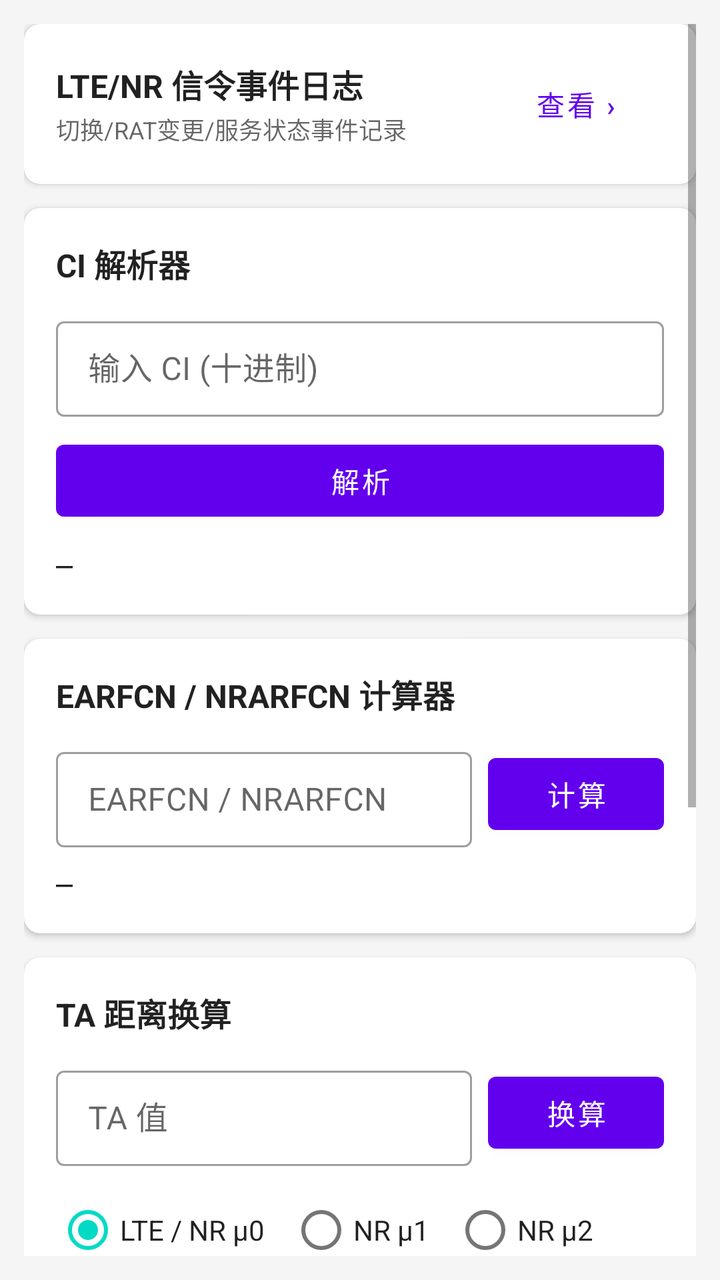
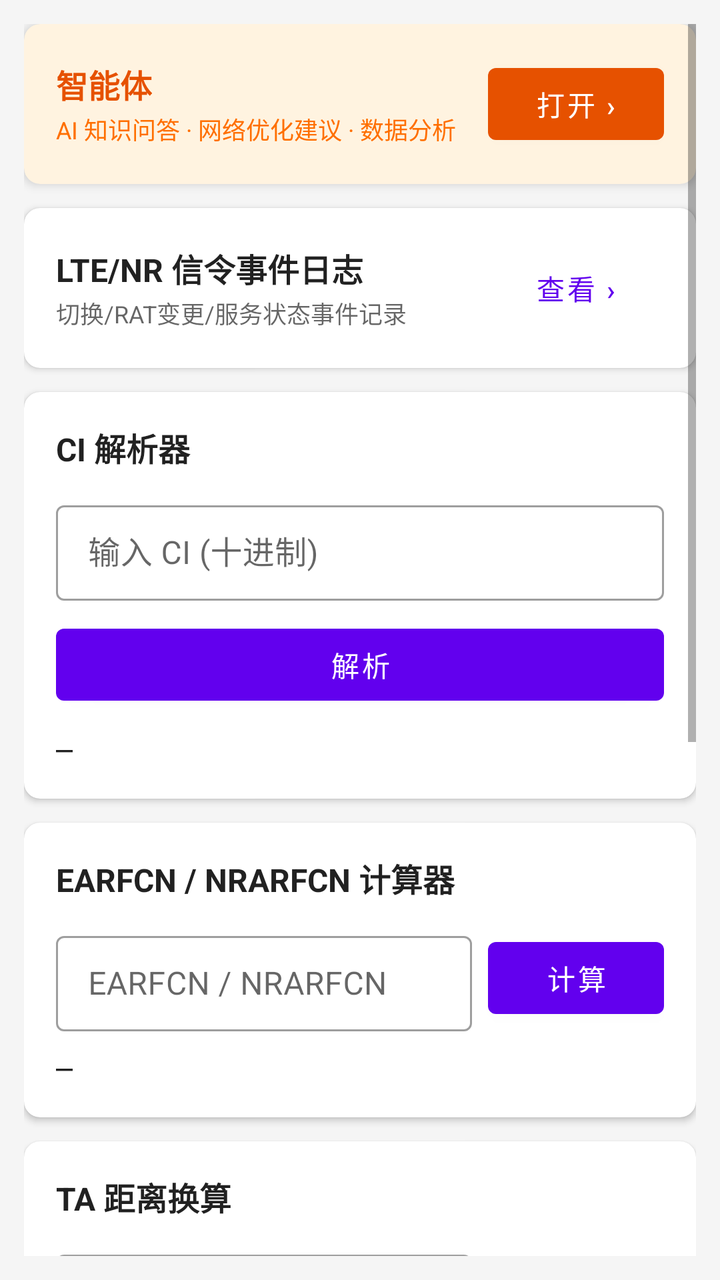

Before-and-after screenshots of an Android layout around one commit, followed by the original layout XML and the change that was made.
<!-- AndroidManifest.xml: application theme Theme.CellSentinelApp -->
<!-- res/layout/fragment_tools.xml -->
<?xml version="1.0" encoding="utf-8"?>
<ScrollView xmlns:android="http://schemas.android.com/apk/res/android"
    xmlns:app="http://schemas.android.com/apk/res-auto"
    android:layout_width="match_parent"
    android:layout_height="match_parent"
    android:background="@color/background"
    android:padding="12dp">

    <LinearLayout
        android:layout_width="match_parent"
        android:layout_height="wrap_content"
        android:orientation="vertical">

        
        <com.google.android.material.card.MaterialCardView
            android:layout_width="match_parent"
            android:layout_height="wrap_content"
            android:layout_marginBottom="12dp"
            app:cardElevation="2dp"
            app:cardCornerRadius="8dp">
            <LinearLayout
                android:layout_width="match_parent"
                android:layout_height="wrap_content"
                android:orientation="horizontal"
                android:padding="16dp"
                android:gravity="center_vertical">
                <LinearLayout
                    android:layout_width="0dp"
                    android:layout_height="wrap_content"
                    android:layout_weight="1"
                    android:orientation="vertical">
                    <TextView
                        android:layout_width="wrap_content"
                        android:layout_height="wrap_content"
                        android:text="LTE/NR 信令事件日志"
                        android:textSize="16sp"
                        android:textStyle="bold"
                        android:textColor="@color/text_primary" />
                    <TextView
                        android:layout_width="wrap_content"
                        android:layout_height="wrap_content"
                        android:text="切换/RAT变更/服务状态事件记录"
                        android:textSize="12sp"
                        android:textColor="#99000000"
                        android:layout_marginTop="2dp" />
                </LinearLayout>
                <com.google.android.material.button.MaterialButton
                    android:id="@+id/btn_open_signaling_log"
                    style="@style/Widget.MaterialComponents.Button.TextButton"
                    android:layout_width="wrap_content"
                    android:layout_height="wrap_content"
                    android:text="查看 ›"
                    android:textAllCaps="false" />
            </LinearLayout>
        </com.google.android.material.card.MaterialCardView>

        
        <com.google.android.material.card.MaterialCardView
            android:layout_width="match_parent"
            android:layout_height="wrap_content"
            android:layout_marginBottom="12dp"
            app:cardElevation="2dp"
            app:cardCornerRadius="8dp">
            <LinearLayout
                android:layout_width="match_parent"
                android:layout_height="wrap_content"
                android:orientation="vertical"
                android:padding="16dp">
                <TextView
                    android:layout_width="match_parent"
                    android:layout_height="wrap_content"
                    android:text="CI 解析器"
                    android:textSize="16sp"
                    android:textStyle="bold"
                    android:textColor="@color/text_primary"
                    android:layout_marginBottom="12dp" />
                <com.google.android.material.textfield.TextInputLayout
                    android:layout_width="match_parent"
                    android:layout_height="wrap_content"
                    android:hint="输入 CI (十进制)"
                    style="@style/Widget.MaterialComponents.TextInputLayout.OutlinedBox.Dense"
                    android:layout_marginBottom="8dp">
                    <com.google.android.material.textfield.TextInputEditText
                        android:id="@+id/et_ci_input"
                        android:layout_width="match_parent"
                        android:layout_height="wrap_content"
                        android:inputType="number"
                        android:imeOptions="actionDone" />
                </com.google.android.material.textfield.TextInputLayout>
                <com.google.android.material.button.MaterialButton
                    android:id="@+id/btn_ci_parse"
                    android:layout_width="match_parent"
                    android:layout_height="wrap_content"
                    android:text="解析"
                    android:layout_marginBottom="8dp" />
                <TextView
                    android:id="@+id/tv_ci_result"
                    android:layout_width="match_parent"
                    android:layout_height="wrap_content"
                    android:textSize="14sp"
                    android:textColor="@color/text_primary"
                    android:fontFamily="monospace"
                    android:text="—"
                    android:lineSpacingMultiplier="1.4" />
            </LinearLayout>
        </com.google.android.material.card.MaterialCardView>

        
        <com.google.android.material.card.MaterialCardView
            android:layout_width="match_parent"
            android:layout_height="wrap_content"
            android:layout_marginBottom="12dp"
            app:cardElevation="2dp"
            app:cardCornerRadius="8dp">
            <LinearLayout
                android:layout_width="match_parent"
                android:layout_height="wrap_content"
                android:orientation="vertical"
                android:padding="16dp">
                <TextView
                    android:layout_width="match_parent"
                    android:layout_height="wrap_content"
                    android:text="EARFCN / NRARFCN 计算器"
                    android:textSize="16sp"
                    android:textStyle="bold"
                    android:textColor="@color/text_primary"
                    android:layout_marginBottom="12dp" />
                <LinearLayout
                    android:layout_width="match_parent"
                    android:layout_height="wrap_content"
                    android:orientation="horizontal"
                    android:layout_marginBottom="8dp">
                    <com.google.android.material.textfield.TextInputLayout
                        android:layout_width="0dp"
                        android:layout_height="wrap_content"
                        android:layout_weight="1"
                        android:hint="EARFCN / NRARFCN"
                        style="@style/Widget.MaterialComponents.TextInputLayout.OutlinedBox.Dense"
                        android:layout_marginEnd="8dp">
                        <com.google.android.material.textfield.TextInputEditText
                            android:id="@+id/et_earfcn_input"
                            android:layout_width="match_parent"
                            android:layout_height="wrap_content"
                            android:inputType="number"
                            android:imeOptions="actionDone" />
                    </com.google.android.material.textfield.TextInputLayout>
                    <com.google.android.material.button.MaterialButton
                        android:id="@+id/btn_earfcn_calc"
                        android:layout_width="wrap_content"
                        android:layout_height="wrap_content"
                        android:layout_gravity="center_vertical"
                        android:text="计算" />
                </LinearLayout>
                <TextView
                    android:id="@+id/tv_earfcn_result"
                    android:layout_width="match_parent"
                    android:layout_height="wrap_content"
                    android:textSize="14sp"
                    android:textColor="@color/text_primary"
                    android:fontFamily="monospace"
                    android:text="—"
                    android:lineSpacingMultiplier="1.4" />
            </LinearLayout>
        </com.google.android.material.card.MaterialCardView>

        
        <com.google.android.material.card.MaterialCardView
            android:layout_width="match_parent"
            android:layout_height="wrap_content"
            android:layout_marginBottom="12dp"
            app:cardElevation="2dp"
            app:cardCornerRadius="8dp">
            <LinearLayout
                android:layout_width="match_parent"
                android:layout_height="wrap_content"
                android:orientation="vertical"
                android:padding="16dp">
                <TextView
                    android:layout_width="match_parent"
                    android:layout_height="wrap_content"
                    android:text="TA 距离换算"
                    android:textSize="16sp"
                    android:textStyle="bold"
                    android:textColor="@color/text_primary"
                    android:layout_marginBottom="12dp" />
                <LinearLayout
                    android:layout_width="match_parent"
                    android:layout_height="wrap_content"
                    android:orientation="horizontal"
                    android:layout_marginBottom="8dp">
                    <com.google.android.material.textfield.TextInputLayout
                        android:layout_width="0dp"
                        android:layout_height="wrap_content"
                        android:layout_weight="1"
                        android:hint="TA 值"
                        style="@style/Widget.MaterialComponents.TextInputLayout.OutlinedBox.Dense"
                        android:layout_marginEnd="8dp">
                        <com.google.android.material.textfield.TextInputEditText
                            android:id="@+id/et_ta_value"
                            android:layout_width="match_parent"
                            android:layout_height="wrap_content"
                            android:inputType="number"
                            android:imeOptions="actionDone" />
                    </com.google.android.material.textfield.TextInputLayout>
                    <com.google.android.material.button.MaterialButton
                        android:id="@+id/btn_ta_calc"
                        android:layout_width="wrap_content"
                        android:layout_height="wrap_content"
                        android:layout_gravity="center_vertical"
                        android:text="换算" />
                </LinearLayout>
                <RadioGroup
                    android:id="@+id/rg_ta_type"
                    android:layout_width="match_parent"
                    android:layout_height="wrap_content"
                    android:orientation="horizontal"
                    android:layout_marginBottom="8dp">
                    <RadioButton
                        android:id="@+id/rb_ta_lte"
                        android:layout_width="wrap_content"
                        android:layout_height="wrap_content"
                        android:text="LTE / NR μ0"
                        android:checked="true"
                        android:textColor="@color/text_primary" />
                    <RadioButton
                        android:id="@+id/rb_ta_nr1"
                        android:layout_width="wrap_content"
                        android:layout_height="wrap_content"
                        android:text="NR μ1"
                        android:layout_marginStart="12dp"
                        android:textColor="@color/text_primary" />
                    <RadioButton
                        android:id="@+id/rb_ta_nr2"
                        android:layout_width="wrap_content"
                        android:layout_height="wrap_content"
                        android:text="NR μ2"
                        android:layout_marginStart="12dp"
                        android:textColor="@color/text_primary" />
                    <RadioButton
                        android:id="@+id/rb_ta_nr3"
                        android:layout_width="wrap_content"
                        android:layout_height="wrap_content"
                        android:text="NR μ3"
                        android:layout_marginStart="12dp"
                        android:textColor="@color/text_primary" />
                </RadioGroup>
                <TextView
                    android:id="@+id/tv_ta_result"
                    android:layout_width="match_parent"
                    android:layout_height="wrap_content"
                    android:textSize="14sp"
                    android:textColor="@color/text_primary"
                    android:fontFamily="monospace"
                    android:text="—"
                    android:lineSpacingMultiplier="1.4" />
            </LinearLayout>
        </com.google.android.material.card.MaterialCardView>

        
        <com.google.android.material.card.MaterialCardView
            android:layout_width="match_parent"
            android:layout_height="wrap_content"
            android:layout_marginBottom="12dp"
            app:cardElevation="2dp"
            app:cardCornerRadius="8dp">
            <LinearLayout
                android:layout_width="match_parent"
                android:layout_height="wrap_content"
                android:orientation="vertical"
                android:padding="16dp">
                <TextView
                    android:layout_width="match_parent"
                    android:layout_height="wrap_content"
                    android:text="方位角 &amp; 距离计算器"
                    android:textSize="16sp"
                    android:textStyle="bold"
                    android:textColor="@color/text_primary"
                    android:layout_marginBottom="12dp" />
                <LinearLayout
                    android:layout_width="match_parent"
                    android:layout_height="wrap_content"
                    android:orientation="horizontal"
                    android:layout_marginBottom="8dp">
                    <com.google.android.material.textfield.TextInputLayout
                        android:layout_width="0dp"
                        android:layout_height="wrap_content"
                        android:layout_weight="1"
                        android:hint="起点纬度"
                        style="@style/Widget.MaterialComponents.TextInputLayout.OutlinedBox.Dense"
                        android:layout_marginEnd="8dp">
                        <com.google.android.material.textfield.TextInputEditText
                            android:id="@+id/et_lat1"
                            android:layout_width="match_parent"
                            android:layout_height="wrap_content"
                            android:inputType="numberDecimal|numberSigned"
                            android:imeOptions="actionNext" />
                    </com.google.android.material.textfield.TextInputLayout>
                    <com.google.android.material.textfield.TextInputLayout
                        android:layout_width="0dp"
                        android:layout_height="wrap_content"
                        android:layout_weight="1"
                        android:hint="起点经度"
                        style="@style/Widget.MaterialComponents.TextInputLayout.OutlinedBox.Dense">
                        <com.google.android.material.textfield.TextInputEditText
                            android:id="@+id/et_lon1"
                            android:layout_width="match_parent"
                            android:layout_height="wrap_content"
                            android:inputType="numberDecimal|numberSigned"
                            android:imeOptions="actionNext" />
                    </com.google.android.material.textfield.TextInputLayout>
                </LinearLayout>
                <LinearLayout
                    android:layout_width="match_parent"
                    android:layout_height="wrap_content"
                    android:orientation="horizontal"
                    android:layout_marginBottom="8dp">
                    <com.google.android.material.textfield.TextInputLayout
                        android:layout_width="0dp"
                        android:layout_height="wrap_content"
                        android:layout_weight="1"
                        android:hint="终点纬度"
                        style="@style/Widget.MaterialComponents.TextInputLayout.OutlinedBox.Dense"
                        android:layout_marginEnd="8dp">
                        <com.google.android.material.textfield.TextInputEditText
                            android:id="@+id/et_lat2"
                            android:layout_width="match_parent"
                            android:layout_height="wrap_content"
                            android:inputType="numberDecimal|numberSigned"
                            android:imeOptions="actionNext" />
                    </com.google.android.material.textfield.TextInputLayout>
                    <com.google.android.material.textfield.TextInputLayout
                        android:layout_width="0dp"
                        android:layout_height="wrap_content"
                        android:layout_weight="1"
                        android:hint="终点经度"
                        style="@style/Widget.MaterialComponents.TextInputLayout.OutlinedBox.Dense">
                        <com.google.android.material.textfield.TextInputEditText
                            android:id="@+id/et_lon2"
                            android:layout_width="match_parent"
                            android:layout_height="wrap_content"
                            android:inputType="numberDecimal|numberSigned"
                            android:imeOptions="actionDone" />
                    </com.google.android.material.textfield.TextInputLayout>
                </LinearLayout>
                <com.google.android.material.button.MaterialButton
                    android:id="@+id/btn_bearing_calc"
                    android:layout_width="match_parent"
                    android:layout_height="wrap_content"
                    android:text="计算方位角和距离"
                    android:layout_marginBottom="8dp" />
                <TextView
                    android:id="@+id/tv_bearing_result"
                    android:layout_width="match_parent"
                    android:layout_height="wrap_content"
                    android:textSize="14sp"
                    android:textColor="@color/text_primary"
                    android:fontFamily="monospace"
                    android:text="—"
                    android:lineSpacingMultiplier="1.4" />
            </LinearLayout>
        </com.google.android.material.card.MaterialCardView>

    </LinearLayout>
</ScrollView>
<!-- resources referenced by this layout -->
<resources>
  <color name="background">#FFF5F5F5</color>
  <color name="text_primary">#DE000000</color>
  <style name="Theme.CellSentinelApp" parent="Theme.MaterialComponents.DayNight.DarkActionBar">
          
          <item name="colorPrimary">@color/purple_500</item>
          <item name="colorPrimaryVariant">@color/purple_700</item>
          <item name="colorOnPrimary">@color/white</item>
          
          <item name="colorSecondary">@color/teal_200</item>
          <item name="colorSecondaryVariant">@color/teal_700</item>
          <item name="colorOnSecondary">@color/black</item>
          
          <item name="android:statusBarColor">?attr/colorPrimaryVariant</item>
          
      </style>
  <color name="purple_500">#FF6200EE</color>
  <color name="purple_700">#FF3700B3</color>
  <color name="white">#FFFFFFFF</color>
  <color name="teal_200">#FF03DAC5</color>
  <color name="teal_700">#FF018786</color>
  <color name="black">#FF000000</color>
</resources>

<!-- the commit's change to res/layout/fragment_tools.xml (unified diff, before → after) -->
@@ -16,6 +16,50 @@
             android:layout_width="match_parent"
             android:layout_height="wrap_content"
             android:layout_marginBottom="12dp"
+            app:cardElevation="3dp"
+            app:cardCornerRadius="8dp"
+            app:cardBackgroundColor="#FFF3E0">
+            <LinearLayout
+                android:layout_width="match_parent"
+                android:layout_height="wrap_content"
+                android:orientation="horizontal"
+                android:padding="16dp"
+                android:gravity="center_vertical">
+                <LinearLayout
+                    android:layout_width="0dp"
+                    android:layout_height="wrap_content"
+                    android:layout_weight="1"
+                    android:orientation="vertical">
+                    <TextView
+                        android:layout_width="wrap_content"
+                        android:layout_height="wrap_content"
+                        android:text="智能体"
+                        android:textSize="16sp"
+                        android:textStyle="bold"
+                        android:textColor="#E65100" />
+                    <TextView
+                        android:layout_width="wrap_content"
+                        android:layout_height="wrap_content"
+                        android:text="AI 知识问答 · 网络优化建议 · 数据分析"
+                        android:textSize="12sp"
+                        android:textColor="#FF6F00"
+                        android:layout_marginTop="2dp" />
+                </LinearLayout>
+                <com.google.android.material.button.MaterialButton
+                    android:id="@+id/btn_open_agent"
+                    android:layout_width="wrap_content"
+                    android:layout_height="wrap_content"
+                    android:text="打开 ›"
+                    android:textAllCaps="false"
+                    app:backgroundTint="#E65100" />
+            </LinearLayout>
+        </com.google.android.material.card.MaterialCardView>
+
+        
+        <com.google.android.material.card.MaterialCardView
+            android:layout_width="match_parent"
+            android:layout_height="wrap_content"
+            android:layout_marginBottom="12dp"
             app:cardElevation="2dp"
             app:cardCornerRadius="8dp">
             <LinearLayout
